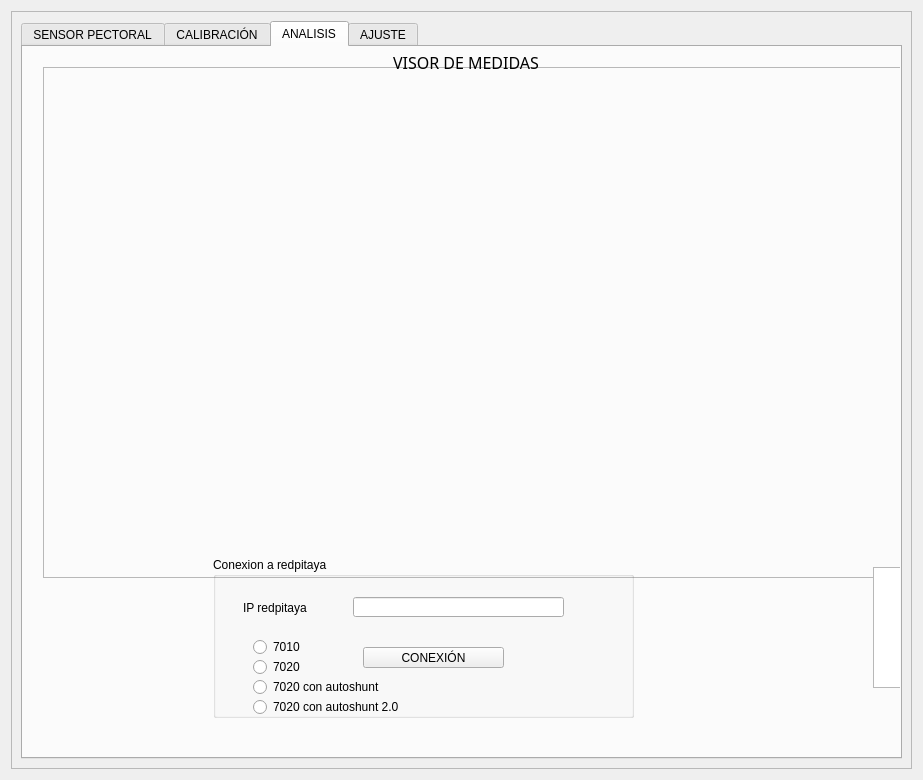
Qt form panel_principal.ui (rgadea-girones/AI-Impedance-Spectroscopy) before a commit.
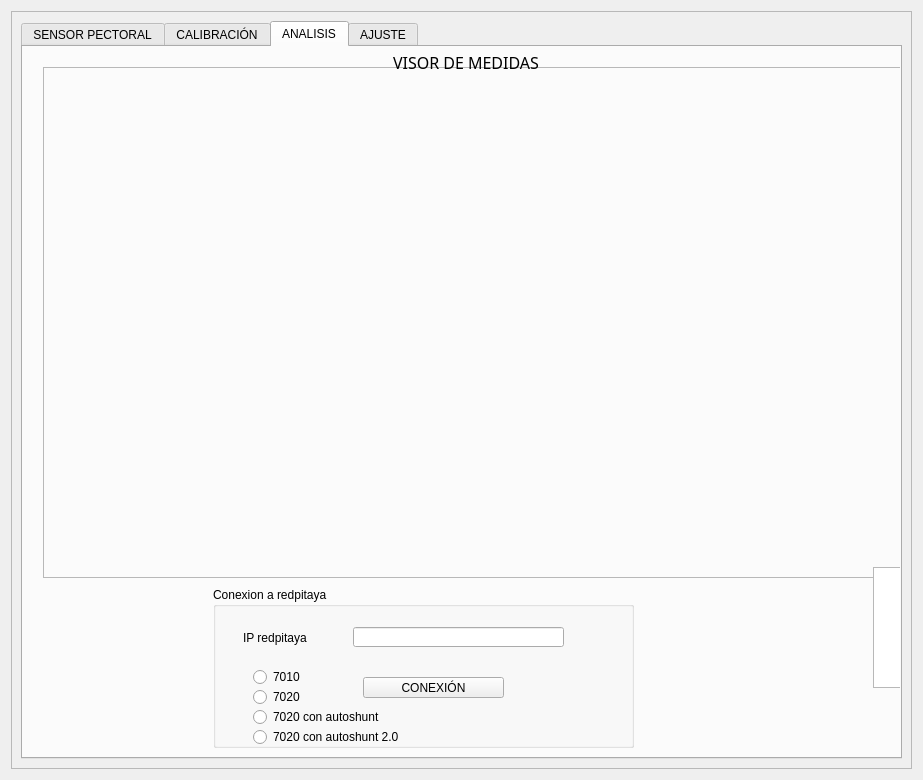
The same form after that commit. Icons and pictures are not drawn.

```diff
--- a/panel_principal.ui
+++ b/panel_principal.ui
@@ -2208,7 +2208,7 @@
           <property name="geometry">
            <rect>
             <x>190</x>
-            <y>510</y>
+            <y>540</y>
             <width>421</width>
             <height>161</height>
            </rect>
```
